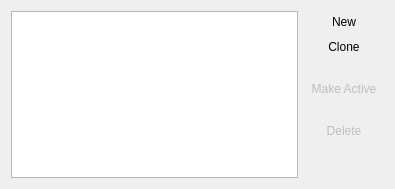
The window that shell/sessiondialog.ui (KDE/kdevelop) describes before a commit, drawn with Qt 5.
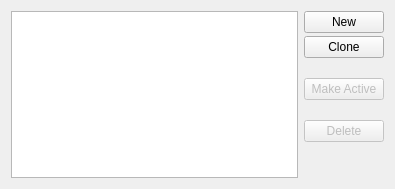
The same window after the commit.

Commit message:
Make the buttons in the sessiondialog real buttons again.
Its a bit hard for users to understand that those texts are actually
buttons to click on. The flat-look doesn't work well here.

```diff
--- a/shell/sessiondialog.ui
+++ b/shell/sessiondialog.ui
@@ -30,8 +30,8 @@
      <property name="text" >
       <string>New</string>
      </property>
-     <property name="flat" >
-      <bool>true</bool>
+         <property name="flat">
+          <bool>false</bool>
      </property>
     </widget>
    </item>
@@ -40,8 +40,8 @@
      <property name="text" >
       <string>Clone</string>
      </property>
-     <property name="flat" >
-      <bool>true</bool>
+         <property name="flat">
+          <bool>false</bool>
      </property>
     </widget>
    </item>
@@ -56,8 +56,8 @@
      <property name="text" >
       <string>Make Active</string>
      </property>
-     <property name="flat" >
-      <bool>true</bool>
+       <property name="flat">
+        <bool>false</bool>
      </property>
     </widget>
    </item>
@@ -69,15 +69,16 @@
      <property name="text" >
       <string>Delete</string>
      </property>
-     <property name="flat" >
-      <bool>true</bool>
-     </property>
-    </widget>
-   </item></layout>
-   </item>
-   <item row="1" column="1" >
-    <spacer name="verticalSpacer" >
-     <property name="orientation" >
+       <property name="flat">
+        <bool>false</bool>
+       </property>
+      </widget>
+     </item>
+    </layout>
+   </item>
+   <item row="1" column="1">
+    <spacer name="verticalSpacer">
+     <property name="orientation">
       <enum>Qt::Vertical</enum>
      </property>
      <property name="sizeHint" stdset="0" >
```
Left out of the diff: 50 changed lines with no effect on the pictures. Lines whose indentation alone changed are shown as unchanged.
